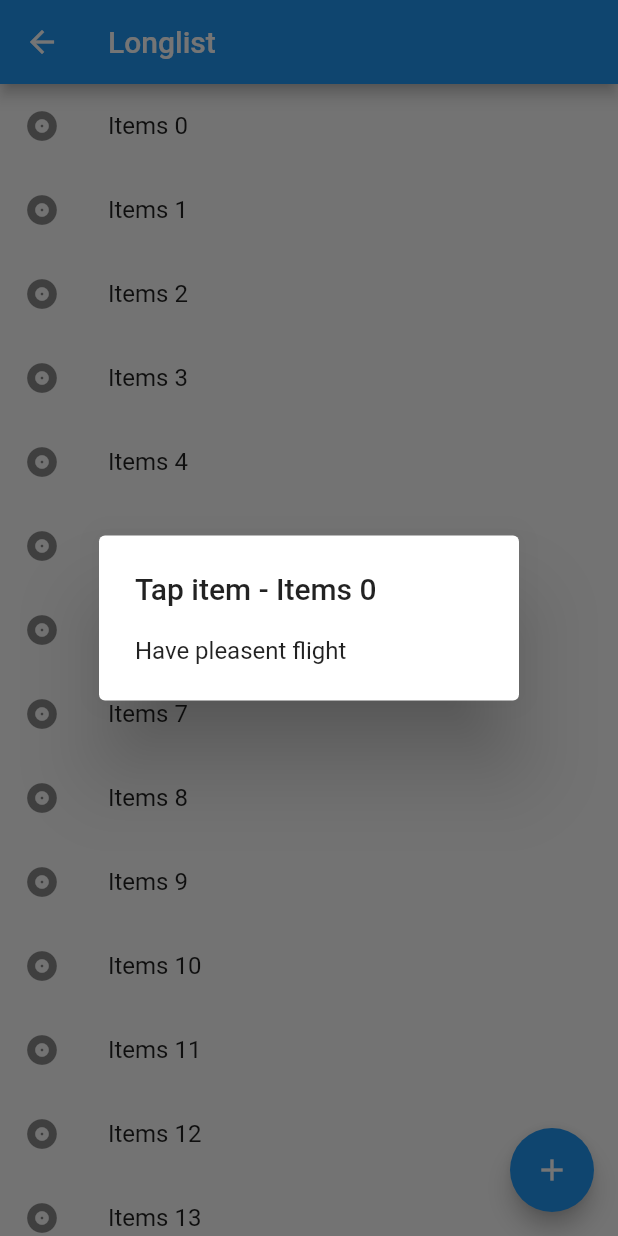
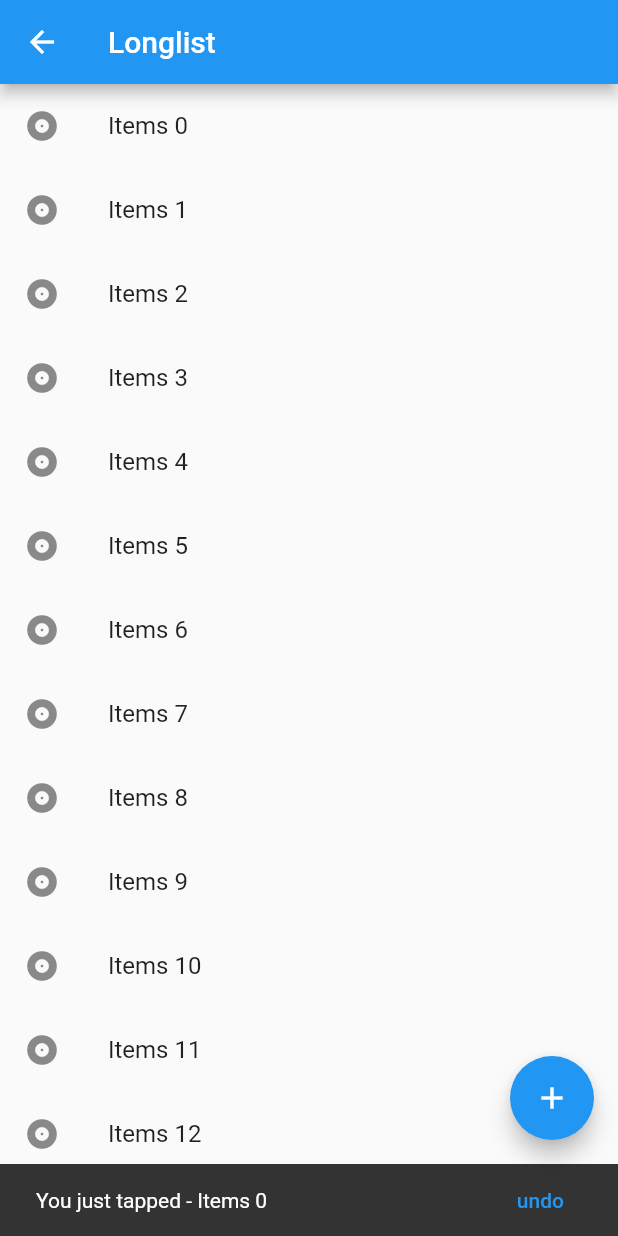
Before and after one commit to alfirajessica/UI_dart, a Flutter app: the Longlist screen opened directly, after a tap on an icon or button, on a phone screen of 412 x 824 dp. Run offline on Flutter 3.47's test engine with Material 2 defaults, Android fonts, the phone set to English and light mode, and no system bars.

```diff
--- a/lib/app_screens/Longlist.dart
+++ b/lib/app_screens/Longlist.dart
@@ -23,7 +23,8 @@ class Longlist extends StatelessWidget {
     return items;
   }
 
-  Widget GetLonglist() {
+  //------------- long list with alert dialog ----------------
+  /*Widget GetLonglist() {
     var listnums = getlistnum();
     var listview = ListView.builder(
       itemBuilder: (context, index) {
@@ -46,6 +47,36 @@ class Longlist extends StatelessWidget {
     );
     return listview;
   }
+}*/
+//-------------------END OF long list with alert dialog------------------------------
+
+//------------- long list without alert dialog ----------------
+  Widget GetLonglist() {
+    var listnums = getlistnum();
+    var listview = ListView.builder(
+      itemBuilder: (context, index) {
+        return ListTile(
+          leading: Icon(Icons.album),
+          title: Text(listnums[index]),
+          onTap: () {
+            showSnackBar(context, listnums[index]);
+          },
+        );
+      },
+    );
+    return listview;
+  }
 }
+//-------------------END OF long list without alert dialog------------------------------
 
-//-------------------END OF long list ------------------------------
+void showSnackBar(BuildContext context, String item) {
+  var snackBar = SnackBar(
+    content: Text("You just tapped - $item"),
+    action: SnackBarAction(
+        label: "undo",
+        onPressed: () {
+          debugPrint("undo - $item action");
+        }),
+  );
+  Scaffold.of(context).showSnackBar(snackBar);
+}
```
